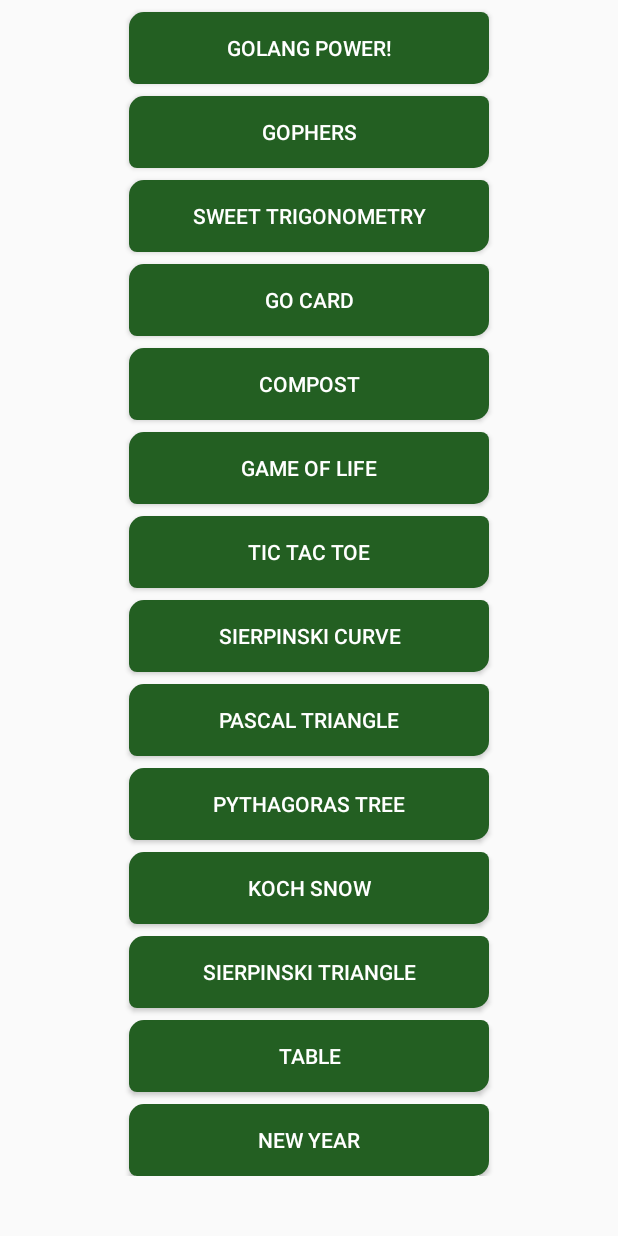
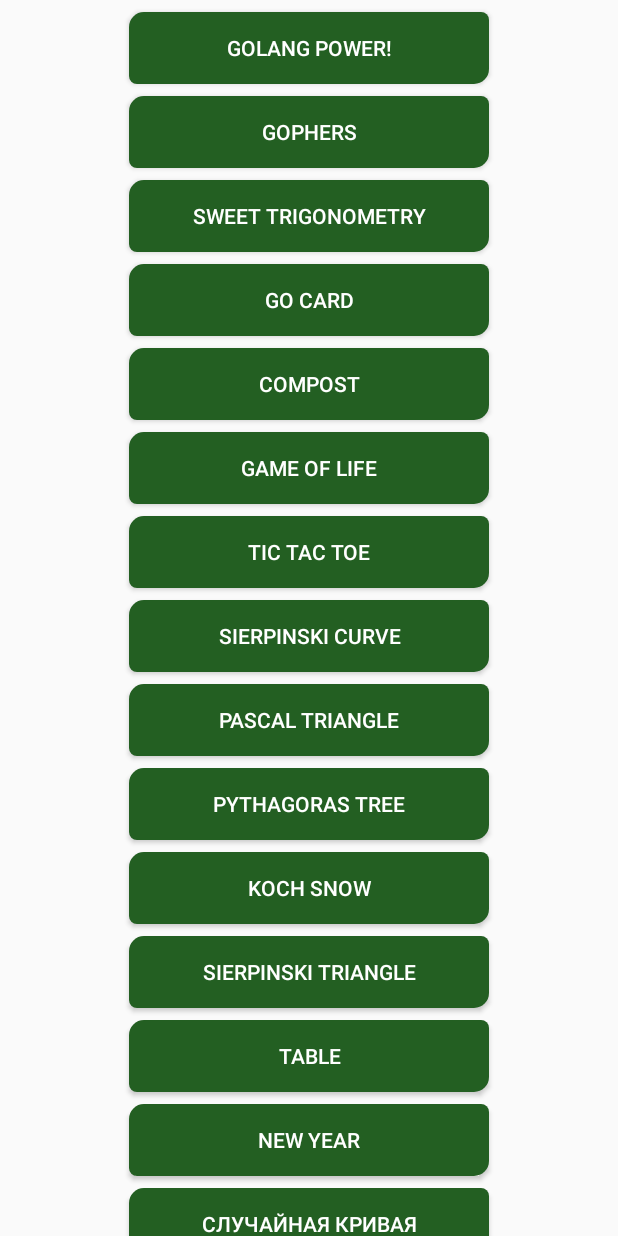
Before and after one commit to i-redbyte/Animatron, an Android app built with Jetpack Compose: the screen it shows after launch (MainActivity), on a phone screen of 412 x 824 dp. Run offline under Robolectric (Android 15) with nearby library versions, the phone set to English and light mode, and no system bars.

Commit message:
[RndCurve] create base classes for draw

```diff
--- a/app/src/main/AndroidManifest.xml
+++ b/app/src/main/AndroidManifest.xml
@@ -59,6 +59,7 @@
             />
         <activity android:name=".gophers.GophersActivity" />
         <activity android:name=".power.GolangPowerActivity" />
+        <activity android:name=".curve.CurveActivity" />
         <activity
             android:name=".MainActivity"
             android:exported="true"
--- a/app/src/main/java/org/redbyte/animatron/MainActivity.kt
+++ b/app/src/main/java/org/redbyte/animatron/MainActivity.kt
@@ -6,6 +6,7 @@
 import androidx.appcompat.app.AppCompatActivity
 import org.redbyte.animatron.card.GoCardActivity
 import org.redbyte.animatron.compost.CompostActivity
+import org.redbyte.animatron.curve.CurveActivity
 import org.redbyte.animatron.koch.KochSnowActivity
 import org.redbyte.animatron.life.LifeGameActivity
 import org.redbyte.animatron.newyear.NewYearActivity
@@ -66,5 +67,8 @@
         findViewById<Button>(R.id.btnNewYear).setOnClickListener {
             startActivity(NewYearActivity.newInstance(this))
         }
+        findViewById<Button>(R.id.btnRndCurve).setOnClickListener {
+            startActivity(CurveActivity.newInstance(this))
+        }
     }
 }
--- a/app/src/main/res/layout/activity_main.xml
+++ b/app/src/main/res/layout/activity_main.xml
@@ -176,5 +176,17 @@
             app:layout_constraintRight_toRightOf="parent"
             app:layout_constraintTop_toBottomOf="@+id/btnRedTable" />
 
+        <Button
+            android:id="@+id/btnRndCurve"
+            android:layout_width="240dp"
+            android:layout_height="wrap_content"
+            android:layout_marginTop="8dp"
+            android:background="@drawable/btn_main"
+            android:text="@string/rnd_curve"
+            android:textColor="@color/colorWhite"
+            app:layout_constraintLeft_toLeftOf="parent"
+            app:layout_constraintRight_toRightOf="parent"
+            app:layout_constraintTop_toBottomOf="@+id/btnNewYear" />
+
     </androidx.constraintlayout.widget.ConstraintLayout>
 </ScrollView>
--- a/app/src/main/res/values/strings.xml
+++ b/app/src/main/res/values/strings.xml
@@ -21,4 +21,5 @@
     <string name="sierpinski_triangle">Sierpinski Triangle</string>
     <string name="table">Table</string>
     <string name="new_year">New Year</string>
+    <string name="rnd_curve">Случайная кривая</string>
 </resources>
```
Also changed, not shown: app/src/main/java/org/redbyte/animatron/curve/CurveActivity.kt (added, +19 -0 lines), app/src/main/java/org/redbyte/animatron/curve/RndCurveView.kt (added, +48 -0 lines), app/src/main/res/layout/activity_curve.xml (added, +12 -0 lines).
